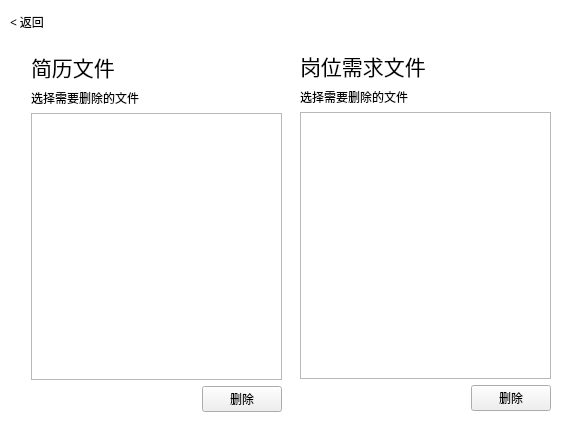
Old version of the form src/filemanage.ui in the repository Serein207/CVRecognition.
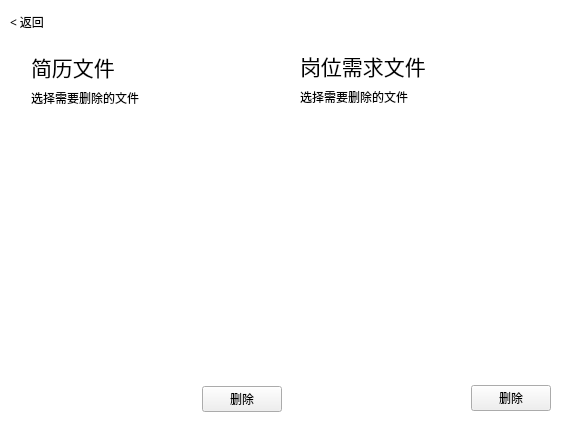
New version of the form.

Commit message: 新增：文件管理 美化QListWidget

```diff
--- a/src/filemanage.ui
+++ b/src/filemanage.ui
@@ -16,7 +16,30 @@
   <property name="styleSheet">
    <string notr="true">QDialog {
   background-color: rgb(255, 255, 255);
-}</string>
+}
+
+QListWidget {
+	font: 25 9pt &quot;Microsoft YaHei Light&quot;;
+	border: 15px solid white; /* 设置边框的大小，样式，颜色 */
+	border-radius: 10px;
+}
+
+QListWidget::item {
+    height: 30px;
+}
+
+QListWidget::item:hover {
+	background-color: transparent;
+	padding: 10px;
+	border-left: 3px solid rgb(130, 130, 130);
+}
+QListWidget::item:selected {
+	background-color: transparent;
+	color: black;
+	padding: 10px;
+	border-left: 3px solid black;
+}
+</string>
   </property>
   <widget class="QPushButton" name="button_showMainWin">
    <property name="geometry">
```
The commit also changes 10 other files.
